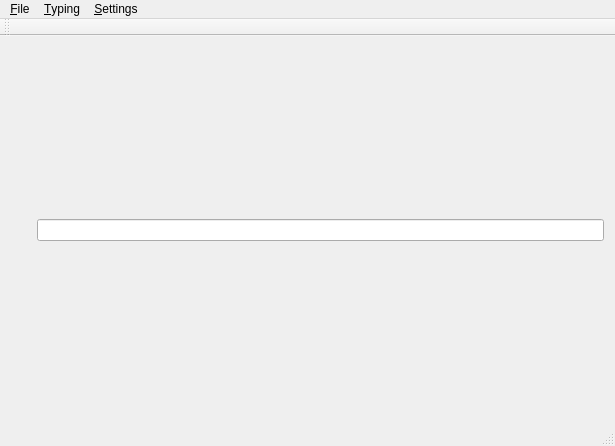
Above: mainwindow.ui from lzh9102/qtypist before the change. Below: the same form after it.
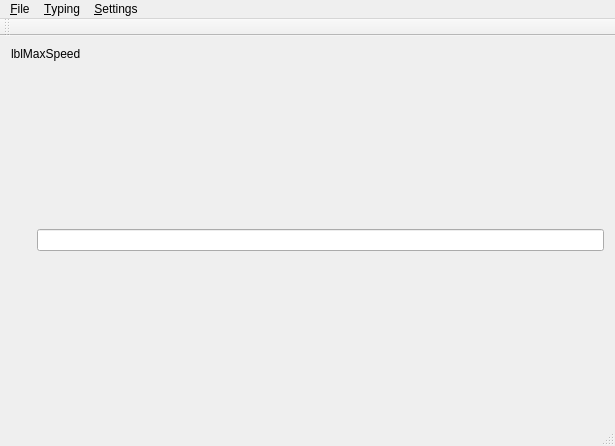
That is the form after the change. Icons and pictures are not drawn.

Commit message: Show max speed.

The edit to the form file:
```diff
--- a/mainwindow.ui
+++ b/mainwindow.ui
@@ -18,6 +18,13 @@
     <item>
      <layout class="QHBoxLayout" name="chartLayout"/>
     </item>
+    <item>
+     <widget class="QLabel" name="lblMaxSpeed">
+      <property name="text">
+       <string notr="true">lblMaxSpeed</string>
+      </property>
+     </widget>
+    </item>
     <item>
      <layout class="QHBoxLayout" name="horizontalLayout">
       <item>
```
The commit also changes 2 other files.
